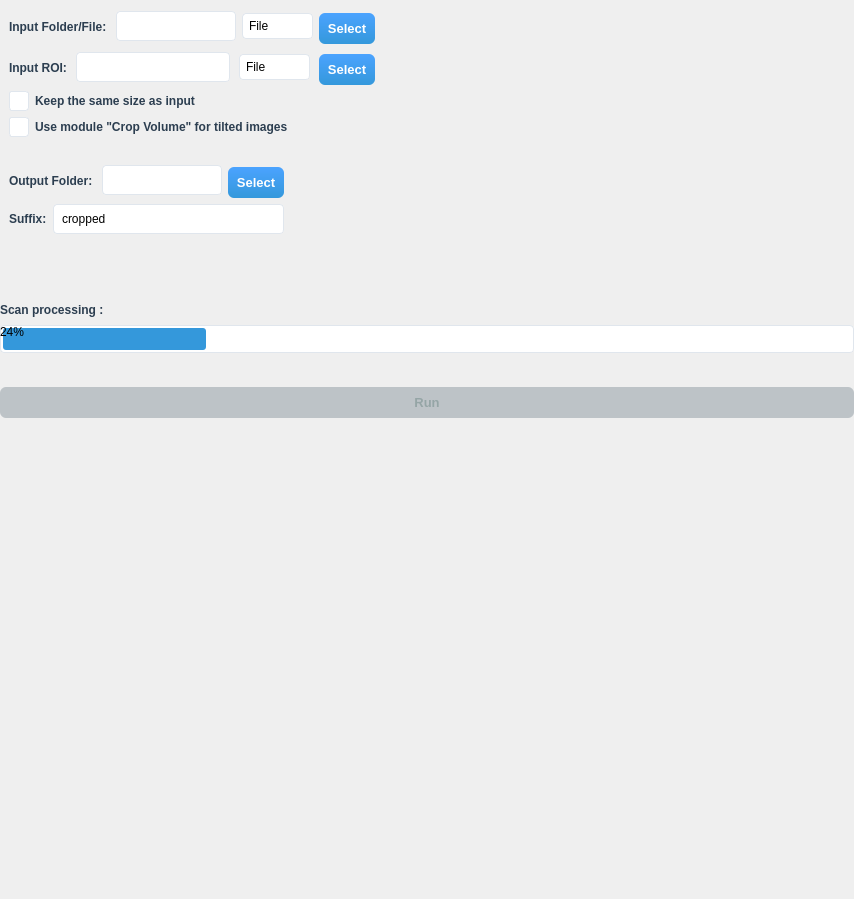
DCBIA-OrthoLab/SlicerAutomatedDentalTools, file AutoCrop3D/Crop_Volumes_UI/Resources/UI/AutoCrop3D.ui: the form before one commit.
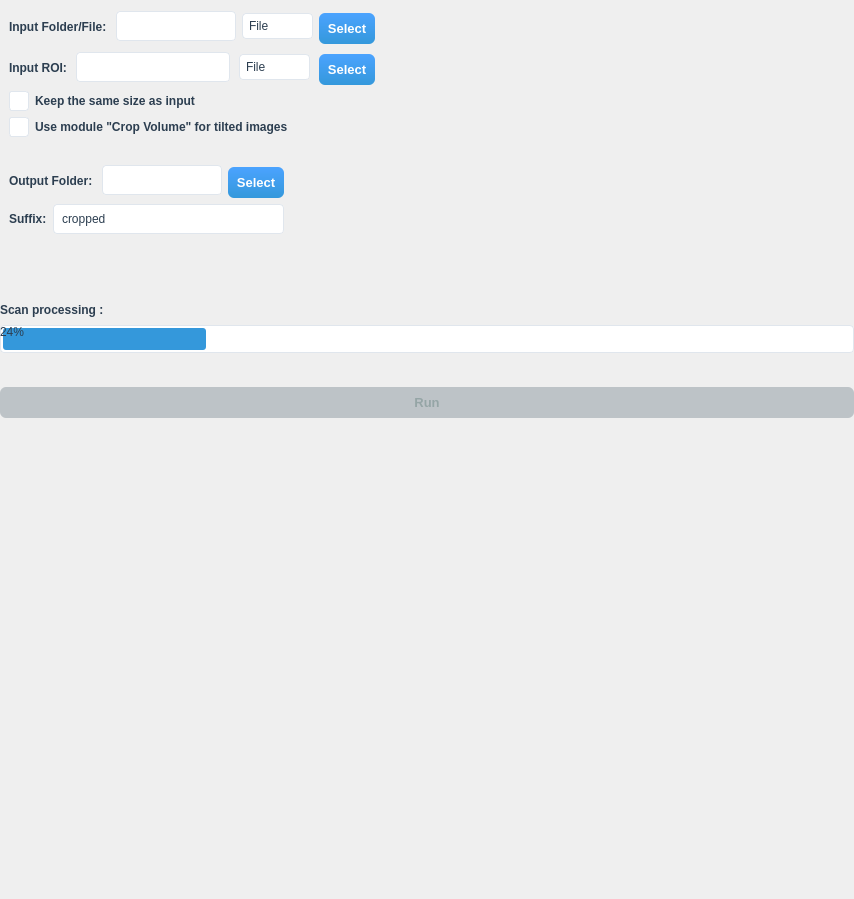
The form after the commit. Icons and pictures are not drawn. Custom widgets are drawn as their Qt base class.

Commit message: Light mode stylesheet improvements for AutoCrop3D and AutoMatrix

Diff of the .ui file:
```diff
--- a/AutoCrop3D/Crop_Volumes_UI/Resources/UI/AutoCrop3D.ui
+++ b/AutoCrop3D/Crop_Volumes_UI/Resources/UI/AutoCrop3D.ui
@@ -11,36 +11,40 @@
    </rect>
   </property>
   <property name="styleSheet">
-   <string notr="true">qMRMLWidget {
+   <string notr="true">/* Light Mode (Default) */
+qMRMLWidget {
   background-color: #f8f9fa;
 }
 ctkCollapsibleButton {
-  background-color: #ffffff;
-  border: 1px solid #e0e6ed;
+  background-color: #ffffff !important;
+  border: 1px solid #e0e6ed !important;
   border-radius: 6px;
   margin-bottom: 8px;
   font-weight: 600;
   padding: 6px 10px;
+  color: #2c3e50 !important;
 }
 ctkCollapsibleButton:hover {
   border: 1px solid #3498db;
   background-color: #fbfcfd;
 }
 QLineEdit, QTextEdit {
-  background-color: #ffffff;
-  border: 1px solid #e0e6ed;
+  background-color: #ffffff !important;
+  border: 1px solid #e0e6ed !important;
   border-radius: 4px;
   padding: 6px;
+  color: #2c3e50 !important;
   selection-background-color: #3498db;
 }
 QLineEdit:focus, QTextEdit:focus {
   border: 2px solid #3498db;
 }
 QComboBox {
-  background-color: #ffffff;
-  border: 1px solid #e0e6ed;
+  background-color: #ffffff !important;
+  border: 1px solid #e0e6ed !important;
   border-radius: 4px;
   padding: 4px 6px;
+  color: #2c3e50 !important;
 }
 QComboBox:focus {
   border: 2px solid #3498db;
@@ -49,8 +53,13 @@
   width: 20px;
   border: none;
 }
+QComboBox QAbstractItemView {
+  background-color: #ffffff !important;
+  color: #2c3e50 !important;
+  selection-background-color: #3498db;
+}
 QLabel {
-  color: #2c3e50;
+  color: #2c3e50 !important;
   font-weight: 500;
 }
 QPushButton {
@@ -74,7 +83,7 @@
   color: #95a5a6;
 }
 QCheckBox {
-  color: #2c3e50;
+  color: #2c3e50 !important;
   font-weight: 500;
   spacing: 6px;
 }
@@ -88,16 +97,39 @@
 QCheckBox::indicator:hover {
   border: 1px solid #3498db;
 }
+QCheckBox::indicator:checked {
+  width: 18px;
+  height: 18px;
+  border: 1px solid #3498db;
+  border-radius: 3px;
+  background-color: #3498db;
+  image: url(:/Icons/SmallCheckMark.png);
+}
+QCheckBox::indicator:checked:hover {
+  border: 1px solid #2980b9;
+  background-color: #2980b9;
+}
 QProgressBar {
   border: 1px solid #e0e6ed;
   border-radius: 4px;
   background-color: #ffffff;
   padding: 2px;
+  color: #2c3e50 !important;
 }
 QProgressBar::chunk {
   background-color: #3498db;
   border-radius: 3px;
 }
+qMRMLNodeComboBox {
+  background-color: #ffffff !important;
+  border: 1px solid #e0e6ed !important;
+  border-radius: 4px;
+  padding: 4px 6px;
+  color: #2c3e50 !important;
+}
+qMRMLNodeComboBox:focus {
+  border: 2px solid #3498db !important;
+}
   </string>
   </property>
   <layout class="QVBoxLayout" name="verticalLayout">
```
Left out of the diff: 8 changed lines with no effect on the pictures. The commit also changes 3 other files.
